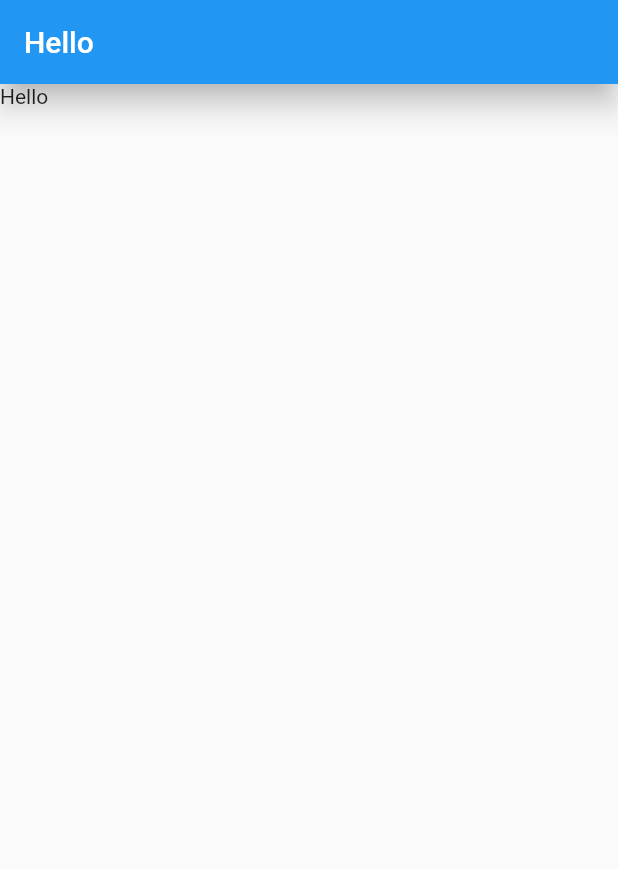
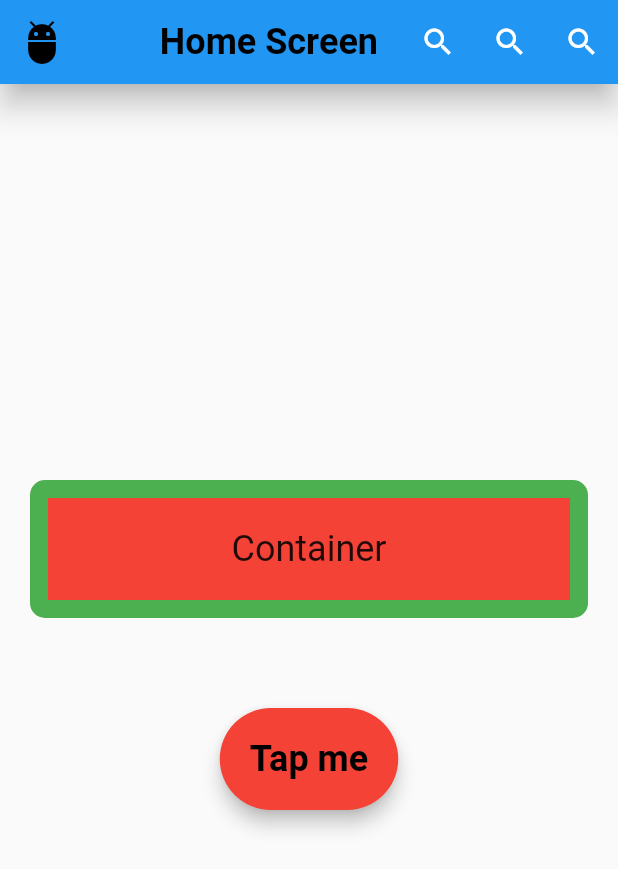
Before and after one commit to RafatMeraz/ostad_flutter_batch_two, a Flutter app: the screen it shows after launch, on a phone screen of 412 x 824 dp. Shown: the top 869 px of the screen. Run offline on Flutter 3.47's test engine with Material 2 defaults, Android fonts, the phone set to English and light mode, and no system bars.

Commit message:
appbar, padding, margin, row, column has been added

```diff
--- a/lib/main.dart
+++ b/lib/main.dart
@@ -16,13 +16,94 @@ class HelloWorldApp extends StatelessWidget {
     return MaterialApp(
       /// property/attributes
       debugShowCheckedModeBanner: false,
-      home: Scaffold(
-        appBar: AppBar(
-          elevation: 8,
-          title: Text('Hello'),
-        ),
-        body: Text('Hello'),
+      home: HomeScreen(),
+    );
+  }
+}
+
+class HomeScreen extends StatelessWidget {
+  @override
+  Widget build(BuildContext context) {
+    return Scaffold(
+      appBar: AppBar(
+        centerTitle: true,
+        title: Text('Home Screen', style: TextStyle(
+          fontSize: 24,
+          color: Colors.black,
+          fontWeight: FontWeight.w700
+        ),),
+        leading: Icon(Icons.adb, color: Colors.black, size: 32),
+        elevation: 8,
+        actions: [
+          IconButton(onPressed: () {}, icon: Icon(Icons.search)),
+          IconButton(onPressed: () {}, icon: Icon(Icons.search)),
+          IconButton(onPressed: () {}, icon: Icon(Icons.search)),
+        ],
+      ),
+      body: Column(
+        // mainAxisAlignment: MainAxisAlignment.start,
+        // crossAxisAlignment: CrossAxisAlignment.center,
+        mainAxisAlignment: MainAxisAlignment.center,
+        children: [
+      /*    Text('Text one'),
+          Text('Text two'),
+          Text('Text one'),
+          Text('Text two'),
+          Row(
+            mainAxisAlignment: MainAxisAlignment.end,
+            crossAxisAlignment: CrossAxisAlignment.center,
+            children: [
+              Icon(Icons.search),
+              Text('Tap to search')
+            ],
+          ),
+          Text('Another line'),
+          Row(
+            children: [
+              Icon(Icons.search),
+              Text('Tap to search')
+            ],
+          ),*/
+          Container(
+            // height: 200,
+            // width: 200,
+            padding: EdgeInsets.only(top: 20, bottom: 20, left: 20, right: 20),
+            margin: EdgeInsets.symmetric(horizontal: 20, vertical: 20),
+            decoration: BoxDecoration(
+              color: Colors.red,
+              borderRadius: BorderRadius.circular(10),
+              border: Border.all(color: Colors.green, width: 12),
+            ),
+            alignment: Alignment.center,
+            child: Text(
+              'Container',
+              style: TextStyle(fontSize: 24),
+            ),
+          ),
+          Padding(
+            padding: EdgeInsets.all(40),
+            child: ElevatedButton(
+              style: ElevatedButton.styleFrom(
+                  backgroundColor: Colors.red,
+                  foregroundColor: Colors.black,
+                  padding: EdgeInsets.all(20),
+                  shape: RoundedRectangleBorder(
+                    borderRadius: BorderRadius.circular(40)
+                  ),
+                  textStyle: TextStyle(
+                    fontSize: 24,
+                    fontWeight: FontWeight.bold
+                  ),
+                  elevation: 5),
+              onPressed: () {
+                print('Hello');
+              },
+              child: Text('Tap me'),
+            ),
+          )
+        ],
       ),
     );
   }
+
 }
```
